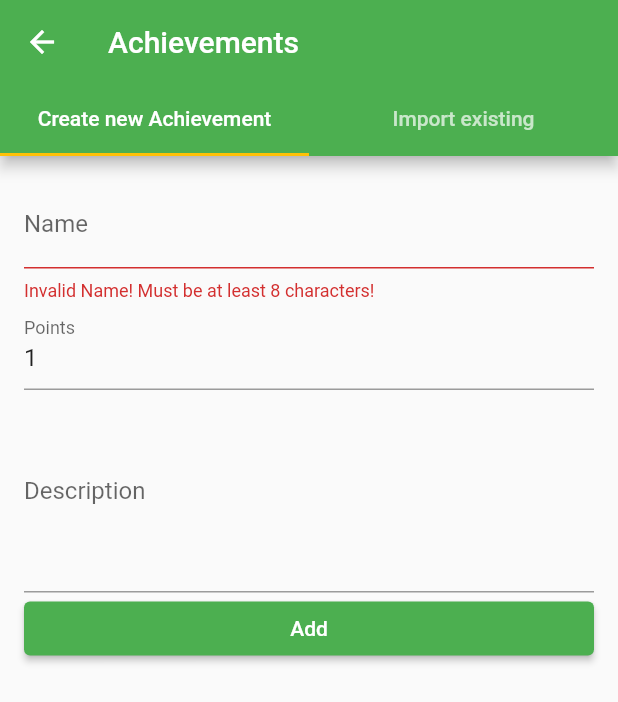
After one commit to birkoss/mtg-achievements-app, a Flutter app: the EditAchievement screen opened by its route, after a tap on "Add", on a phone screen of 412 x 824 dp. The commit adds this screen. Shown: the top 702 px of the screen. Run offline on Flutter 3.47's test engine with Material 2 defaults, Android fonts, the phone set to English and light mode, and no system bars; our stand-ins replace shared_preferences; accounts and stored records are empty; network calls fail.

Commit message:
Added achievement creation

```diff
--- a/lib/main.dart
+++ b/lib/main.dart
@@ -1,6 +1,7 @@
 import 'package:flutter/material.dart';
 import 'package:provider/provider.dart';
 
+import './screens/edit_achievement.dart';
 import './screens/edit_player.dart';
 import './screens/home.dart';
 import './screens/login.dart';
@@ -57,6 +58,7 @@ class MyApp extends StatelessWidget {
             LoginScreen.routeName: (ctx) => LoginScreen(),
             RegisterScreen.routeName: (ctx) => RegisterScreen(),
             EditPlayer.routeName: (ctx) => EditPlayer(),
+            EditAchievement.routeName: (ctx) => EditAchievement(),
           },
         ),
       ),
--- a/lib/models/achievement.dart
+++ b/lib/models/achievement.dart
@@ -1,3 +1,15 @@
+import 'package:flutter/foundation.dart';
+
 class Achievement {
-  // ...
+  final String id;
+  final String name;
+  final int points;
+  final String description;
+
+  Achievement({
+    @required this.id,
+    @required this.name,
+    @required this.points,
+    @required this.description,
+  });
 }
--- a/lib/providers/playgroup.dart
+++ b/lib/providers/playgroup.dart
@@ -41,6 +41,43 @@ class PlaygroupProvider with ChangeNotifier {
     return _playgroups;
   }
 
+  Future<void> addAchievement(
+      String name, int points, String description) async {
+    final url = Uri.http('localhost:8000', 'v1/playgroup/$id/achievements');
+    try {
+      final response = await http.post(
+        url,
+        headers: {
+          'content-type': 'application/json',
+          'Authorization': 'token $userToken',
+        },
+        body: json.encode({
+          'name': name,
+          'points': points,
+          'description': description,
+        }),
+      );
+
+      final responseData = json.decode(response.body);
+      if (responseData['error'] != null) {
+        throw HttpException(responseData['error']);
+      }
+
+      _achievements.add(
+        Achievement(
+          id: responseData['playerId'],
+          name: name,
+          description: description,
+          points: points,
+        ),
+      );
+      notifyListeners();
+    } catch (error) {
+      print(error);
+      throw error;
+    }
+  }
+
   Future<void> addPlayer(String email, String role) async {
     final url = Uri.http('localhost:8000', 'v1/playgroup/$id/players');
     try {
@@ -71,7 +108,7 @@ class PlaygroupProvider with ChangeNotifier {
 
   Future<void> fetch() async {
     print("PlaygroupProvider.fetch()");
-    final url = Uri.http('localhost:8000', 'v1/playgroup/$id/players');
+    var url = Uri.http('localhost:8000', 'v1/playgroup/$id/players');
 
     try {
       final responsePlayers = await http.get(url, headers: {
@@ -90,6 +127,28 @@ class PlaygroupProvider with ChangeNotifier {
           .toList();
 
       _players = newPlayers;
+
+      url = Uri.http('localhost:8000', 'v1/playgroup/$id/achievements');
+
+      final responseAchievements = await http.get(url, headers: {
+        'Authorization': 'token $userToken',
+      });
+
+      final dataAchievements =
+          json.decode(responseAchievements.body)['achievements'] as List;
+
+      List<Achievement> newAchievements = dataAchievements
+          .map(
+            (achievement) => Achievement(
+              id: achievement['achievementId'],
+              name: achievement['name'],
+              points: achievement['points'],
+              description: achievement['description'],
+            ),
+          )
+          .toList();
+
+      _achievements = newAchievements;
 
       notifyListeners();
     } catch (error) {
--- a/lib/screens/achievements.dart
+++ b/lib/screens/achievements.dart
@@ -20,7 +20,12 @@ class AchievementsScreen extends StatelessWidget {
             return Loading();
           } else {
             return Consumer<PlaygroupProvider>(
-              builder: (ctx, playgroup, _) => Text(playgroup.id),
+              builder: (ctx, playgroup, _) => ListView.builder(
+                itemCount: playgroup.achievements.length,
+                itemBuilder: (ctx, index) => ListTile(
+                  title: Text(playgroup.achievements[index].name),
+                ),
+              ),
             );
           }
         },
--- /dev/null
+++ b/lib/screens/edit_achievement.dart
@@ -0,0 +1,50 @@
+import 'package:app/widgets/add_achievement.dart';
+import 'package:flutter/material.dart';
+
+class EditAchievement extends StatefulWidget {
+  static const routeName = '/edit-achievement';
+
+  @override
+  _EditAchievementState createState() => _EditAchievementState();
+}
+
+const List<Tab> tabs = <Tab>[
+  Tab(text: 'Create new Achievement'),
+  Tab(text: 'Import existing'),
+];
+
+class _EditAchievementState extends State<EditAchievement> {
+  @override
+  Widget build(BuildContext context) {
+    return DefaultTabController(
+      length: tabs.length,
+      child: Builder(
+        builder: (BuildContext ctx) {
+          final TabController tabController = DefaultTabController.of(ctx);
+          tabController.addListener(() {
+            if (!tabController.indexIsChanging) {
+              print(tabController.index);
+            }
+          });
+
+          return Scaffold(
+            appBar: AppBar(
+              title: Text('Achievements'),
+              bottom: const TabBar(
+                tabs: tabs,
+              ),
+            ),
+            body: TabBarView(
+              children: [
+                AddAchievement(),
+                Center(
+                  child: Text('Todo...'),
+                ),
+              ],
+            ),
+          );
+        },
+      ),
+    );
+  }
+}
--- a/lib/screens/home.dart
+++ b/lib/screens/home.dart
@@ -1,12 +1,14 @@
-import 'package:app/providers/user.dart';
 import 'package:flutter/material.dart';
 import 'package:provider/provider.dart';
 
 import '../screens/achievements.dart';
+import '../screens/edit_achievement.dart';
 import '../screens/edit_player.dart';
 import '../screens/players.dart';
 
 import '../widgets/main_drawer.dart';
+
+import '../providers/user.dart';
 
 class HomeScreen extends StatefulWidget {
   static const routeName = '/home';
@@ -28,7 +30,7 @@ class _HomeScreenState extends State<HomeScreen> {
 
   void _addNew() {
     if (_selectedPageIndex == 0) {
-      // ... Achievements
+      Navigator.of(context).pushNamed(EditAchievement.routeName);
     } else {
       Navigator.of(context).pushNamed(EditPlayer.routeName);
     }
--- /dev/null
+++ b/lib/widgets/add_achievement.dart
@@ -0,0 +1,133 @@
+import 'package:flutter/material.dart';
+import 'package:provider/provider.dart';
+
+import '../providers/playgroup.dart';
+
+import '../models/http_exception.dart';
+
+class AddAchievement extends StatefulWidget {
+  @override
+  _AddAchievementState createState() => _AddAchievementState();
+}
+
+class _AddAchievementState extends State<AddAchievement> {
+  GlobalKey<FormState> _formKey = GlobalKey();
+
+  Map<String, String> _formValues = {
+    'name': '',
+    'description': '',
+    'points': '1',
+  };
+
+  void _showErrorDialog(
+      [String errorMessage = 'Something went wrong. Please try again.']) {
+    showDialog(
+      context: context,
+      builder: (ctx) => AlertDialog(
+        title: Text('An Error Occured!'),
+        content: Text(errorMessage),
+        actions: [
+          TextButton(
+            onPressed: () {
+              Navigator.of(ctx).pop();
+            },
+            child: Text('OK'),
+          ),
+        ],
+      ),
+    );
+  }
+
+  void _submitForm() async {
+    if (_formKey.currentState.validate()) {
+      _formKey.currentState.save();
+
+      try {
+        await Provider.of<PlaygroupProvider>(
+          context,
+          listen: false,
+        ).addAchievement(
+          _formValues['name'],
+          int.parse(_formValues['points']),
+          _formValues['descriptions'],
+        );
+
+        Navigator.of(context).pop();
+      } on HttpException catch (error) {
+        switch (error.toString()) {
+          case 'invalid_email':
+            _showErrorDialog(
+              'Invalid email! Please verify this is a valid email address!',
+            );
+            break;
+          case 'already_in_playgroup':
+            _showErrorDialog('This email is already in your playgroup!');
+            break;
+          default:
+            _showErrorDialog();
+            break;
+        }
+      } catch (error) {
+        _showErrorDialog();
+      }
+    }
+  }
+
+  @override
+  Widget build(BuildContext context) {
+    return Padding(
+      padding: const EdgeInsets.all(16),
+      child: Form(
+        key: _formKey,
+        child: ListView(
+          children: [
+            TextFormField(
+              initialValue: _formValues['name'],
+              decoration: InputDecoration(labelText: 'Name'),
+              textInputAction: TextInputAction.next,
+              validator: (value) {
+                if (value.isEmpty || value.length <= 8) {
+                  return 'Invalid Name! Must be at least 8 characters!';
+                }
+                return null;
+              },
+              onSaved: (value) {
+                _formValues['name'] = value;
+              },
+            ),
+            TextFormField(
+              initialValue: _formValues['points'],
+              decoration: InputDecoration(labelText: 'Points'),
+              textInputAction: TextInputAction.next,
+              keyboardType: TextInputType.number,
+              validator: (value) {
+                if (value.isEmpty ||
+                    int.tryParse(value) == null ||
+                    int.parse(value) <= 0 ||
+                    int.parse(value) > 100) {
+                  return 'Must provide a valid points (1 to 100)!';
+                }
+                return null;
+              },
+              onSaved: (value) {
+                _formValues['points'] = value;
+              },
+            ),
+            TextFormField(
+              maxLines: 5,
+              initialValue: _formValues['description'],
+              decoration: InputDecoration(labelText: 'Description'),
+              onSaved: (value) {
+                _formValues['description'] = value;
+              },
+            ),
+            ElevatedButton(
+              onPressed: _submitForm,
+              child: Text('Add'),
+            ),
+          ],
+        ),
+      ),
+    );
+  }
+}
```
